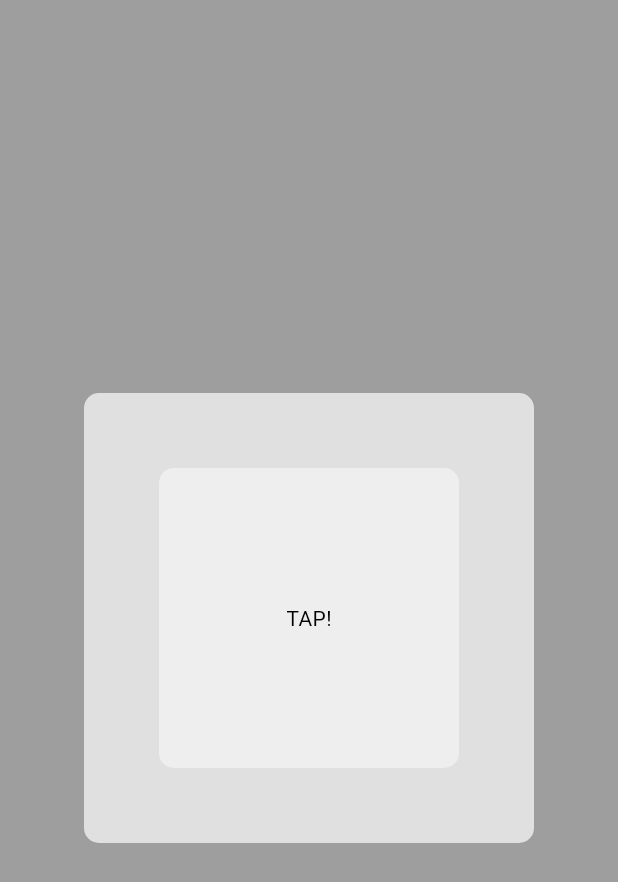
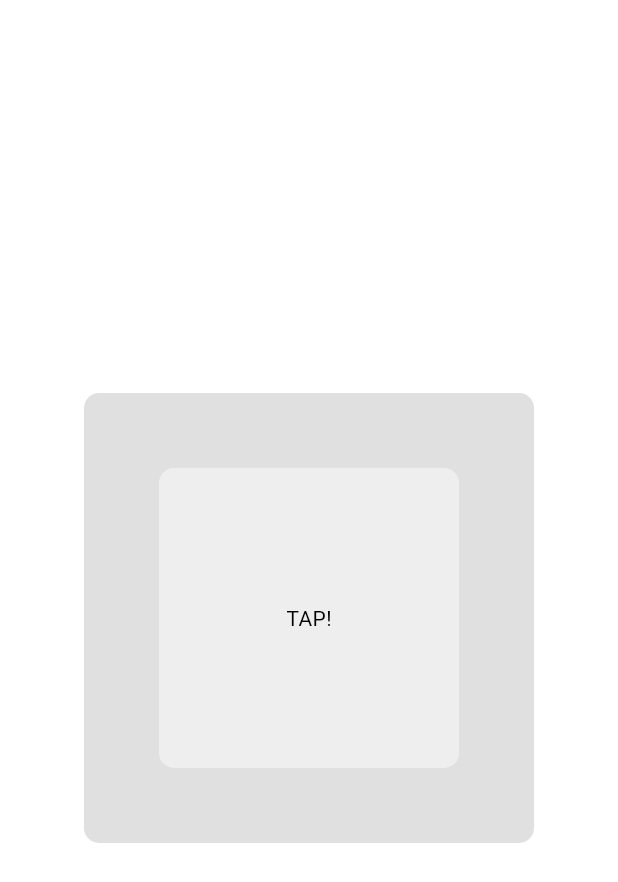
Before and after one commit to CLS11/themes_of_device, a Flutter app: the screen it shows after launch, on a phone screen of 412 x 824 dp. Shown: the top 882 px of the screen. Run offline on Flutter 3.47's test engine with Material 3 defaults, Android fonts, the phone set to English and light mode, and no system bars.

Commit message:
Updated theme.dart

```diff
--- a/lib/theme/theme.dart
+++ b/lib/theme/theme.dart
@@ -3,8 +3,7 @@ import 'package:flutter/material.dart';
 ThemeData lightMode = ThemeData(
   brightness: Brightness.light,
   colorScheme:  ColorScheme.light(
-    // ignore: deprecated_member_use
-    background: Colors.grey.shade500,
+   surface: Colors.grey.shade500,
     primary: Colors.grey.shade300,
     secondary: Colors.grey.shade200,
   ),
@@ -15,8 +14,7 @@ ThemeData lightMode = ThemeData(
 ThemeData darkMode = ThemeData(
   brightness: Brightness.dark,
   colorScheme: ColorScheme.dark(
-    // ignore: deprecated_member_use
-    background: Colors.grey.shade900,
+    surface: Colors.grey.shade900,
     primary: Colors.grey.shade800,
     secondary: Colors.grey.shade700,
   ),
```
